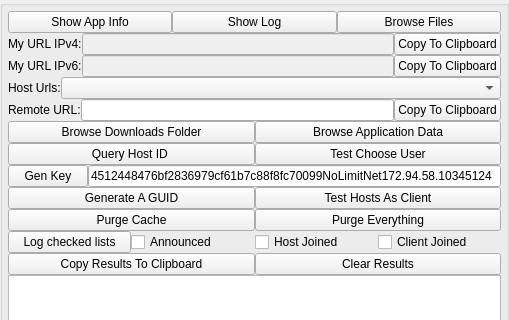
Before: the Qt Designer form nolimitgui/CommonSrc/Forms/AppletTestAndDebug.ui in nolimitconnect/NoLimitConnect, drawn with Qt 5; both pictures show x 0 to 509 and y 0 to 320 of the 509 by 625 pixel window.
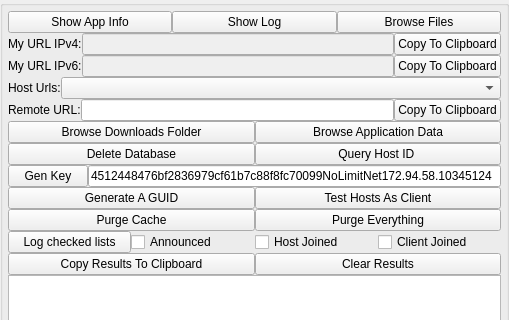
After: the same form once the commit is applied.

Commit message: Add adminId to assets to determine when connected to host which messages to show. Added a way to delete and rebuild databases. All assets can now use groupie id for matching

```diff
--- a/nolimitgui/CommonSrc/Forms/AppletTestAndDebug.ui
+++ b/nolimitgui/CommonSrc/Forms/AppletTestAndDebug.ui
@@ -218,16 +218,16 @@
       <item>
        <layout class="QHBoxLayout" name="horizontalLayout_4">
         <item>
-         <widget class="QPushButton" name="m_QueryHostIdButton">
+         <widget class="QPushButton" name="m_DeleteDbButton">
           <property name="text">
-           <string>Query Host ID </string>
+           <string>Delete Database</string>
           </property>
          </widget>
         </item>
         <item>
-         <widget class="QPushButton" name="m_TestChooseUserButton">
+         <widget class="QPushButton" name="m_QueryHostIdButton">
           <property name="text">
-           <string>Test Choose User</string>
+           <string>Query Host ID </string>
           </property>
          </widget>
         </item>
```
The commit also changes 64 other files.
